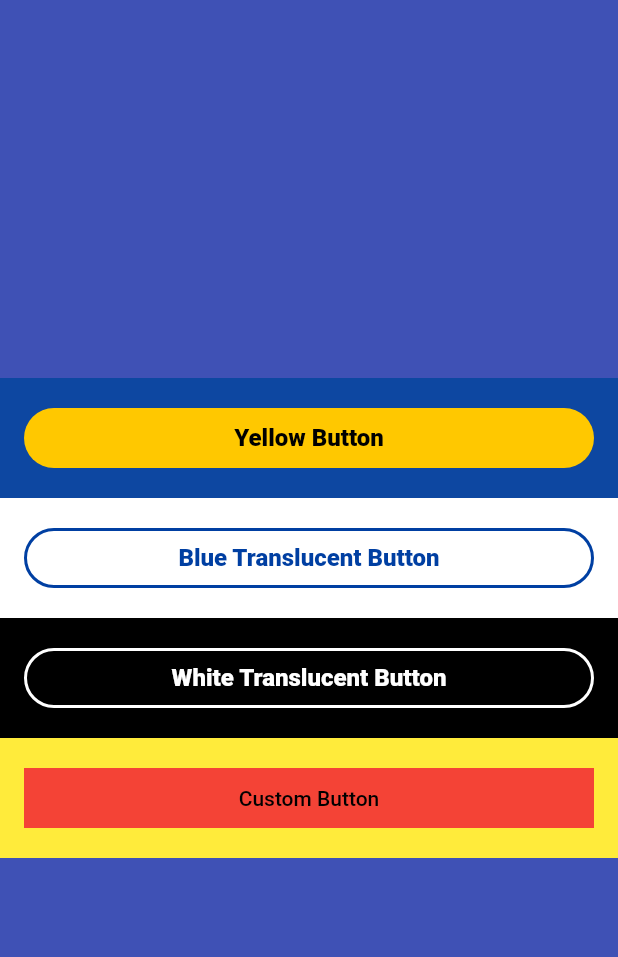
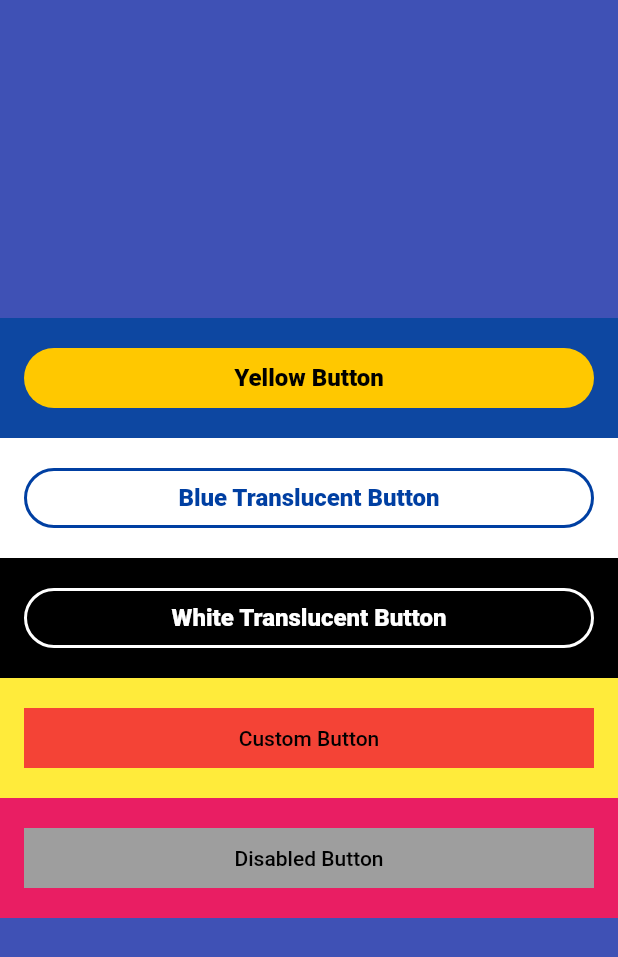
Before and after one commit to lcsvcn/ripple_button, a Flutter app: the screen it shows after launch, on a phone screen of 412 x 824 dp. Shown: the top 957 px of the screen. Run offline on Flutter 3.47's test engine with Material 2 defaults, Android fonts, the phone set to English and light mode, and no system bars; our stand-ins replace another_flushbar.

```diff
--- a/example/lib/main.dart
+++ b/example/lib/main.dart
@@ -97,6 +97,23 @@ class _MyHomePageState extends State<MyHomePage> {
                 onPressed: () => {_showFlushbar("Clicked Custom Button")},
               ),
             ),
+            Container(
+              color: Colors.pink,
+              child: RippleButton(
+                isEnabled: false,
+                text: "Disabled Button",
+                padding: EdgeInsets.all(16),
+                style: RippleButtonStyle(
+                  color: RippleButtonColor(
+                    background: Colors.grey,
+                  ),
+                  text: TextStyle(
+                    color: Colors.white,
+                  ),
+                ),
+                onPressed: () => {_showFlushbar("Disable Button")},
+              ),
+            ),
           ],
         ),
       ),
--- a/lib/buttons/amber.dart
+++ b/lib/buttons/amber.dart
@@ -3,6 +3,10 @@ part of custom_ripple_button;
 class AmberRippleButton extends StatelessWidget {
   /// [onPressed] expects a function that will be executed on button press.
   final Function() onPressed;
+
+   /// [isEnabled] expects a [boolean]
+  /// This will enable or disable button
+  final bool isEnabled;
 
   /// [text] expects a String that will be show inside the button
   final String text;
@@ -13,6 +17,7 @@ class AmberRippleButton extends StatelessWidget {
 
   AmberRippleButton({
     required this.onPressed,
+    required this.isEnabled,
     required this.text,
     required this.style,
   });
@@ -20,6 +25,7 @@ class AmberRippleButton extends StatelessWidget {
   @override
   Widget build(BuildContext context) {
     return CustomRippleButton(
+      isEnabled: isEnabled,
       style: RippleButtonStyle(
         width: style.width,
         height: style.height,
--- a/lib/buttons/blue_translucent.dart
+++ b/lib/buttons/blue_translucent.dart
@@ -7,12 +7,17 @@ class BlueTranslucentRippleButton extends StatelessWidget {
   /// [text] expects a String that will be show inside the button
   final String text;
 
+   /// [isEnabled] expects a [boolean]
+  /// This will enable or disable button
+  final bool isEnabled;
+
   /// [RippleButtonStyle] expects the styles of the button.
   /// Note: Not all styles can be since is a preset button
   final RippleButtonStyle style;
 
   BlueTranslucentRippleButton({
     required this.onPressed,
+    required this.isEnabled,
     required this.text,
     required this.style,
   });
@@ -20,6 +25,7 @@ class BlueTranslucentRippleButton extends StatelessWidget {
   @override
   Widget build(BuildContext context) {
     return CustomRippleButton(
+      isEnabled: isEnabled,
       style: RippleButtonStyle(
         width: style.width,
         height: style.height,
--- a/lib/buttons/custom.dart
+++ b/lib/buttons/custom.dart
@@ -16,11 +16,16 @@ class CustomRippleButton extends StatelessWidget {
   /// [onPressed] expects a function that will be executed on button press.
   final Function() onPressed;
 
+   /// [isEnabled] expects a [boolean]
+  /// This will enable or disable button
+  final bool isEnabled;
+
   /// [child] expects a widget to be inside the button
   final Text child;
 
   CustomRippleButton({
     required this.style,
+    required this.isEnabled,
     required this.onPressed,
     required this.child,
   });
@@ -30,7 +35,7 @@ class CustomRippleButton extends StatelessWidget {
     final double maxWidth = MediaQuery.of(context).size.width;
 
     return ElevatedButton(
-      onPressed: onPressed,
+      onPressed: isEnabled ? onPressed : null,
       child: child,
       style: ButtonStyle(
         minimumSize: MaterialStateProperty.all<Size>(Size(
--- a/lib/buttons/white_translucent.dart
+++ b/lib/buttons/white_translucent.dart
@@ -7,12 +7,17 @@ class WhiteTranslucentRippleButton extends StatelessWidget {
   /// [text] expects a String that will be show inside the button
   final String text;
 
+   /// [isEnabled] expects a [boolean]
+  /// This will enable or disable button
+  final bool isEnabled;
+
   /// [RippleButtonStyle] expects the styles of the button.
   /// Note: Not all styles can be since is a preset button
   final RippleButtonStyle style;
 
   WhiteTranslucentRippleButton({
     required this.onPressed,
+    required this.isEnabled,
     required this.text,
     required this.style,
   });
@@ -20,6 +25,7 @@ class WhiteTranslucentRippleButton extends StatelessWidget {
   @override
   Widget build(BuildContext context) {
     return CustomRippleButton(
+      isEnabled: isEnabled,
       style: RippleButtonStyle(
         width: style.width,
         height: style.height,
--- a/lib/buttons/yellow.dart
+++ b/lib/buttons/yellow.dart
@@ -7,12 +7,17 @@ class YellowRippleButton extends StatelessWidget {
   /// [text] expects a String that will be show inside the button
   final String text;
 
+   /// [isEnabled] expects a [boolean]
+  /// This will enable or disable button
+  final bool isEnabled;
+
   /// [RippleButtonStyle] expects the styles of the button.
   /// Note: Not all styles can be since is a preset button
   final RippleButtonStyle style;
 
   YellowRippleButton({
     required this.onPressed,
+    required this.isEnabled,
     required this.text,
     required this.style,
   });
@@ -20,6 +25,7 @@ class YellowRippleButton extends StatelessWidget {
   @override
   Widget build(BuildContext context) {
     return CustomRippleButton(
+      isEnabled: isEnabled,
       style: RippleButtonStyle(
         width: style.width,
         height: style.height,
--- a/lib/ripple_button.dart
+++ b/lib/ripple_button.dart
@@ -10,6 +10,10 @@ class RippleButton extends StatelessWidget {
   /// [text] expects a [String]
   /// This will change the text inside the button
   final String text;
+
+   /// [isEnabled] expects a [boolean]
+  /// This will enable or disable button
+  final bool isEnabled;
 
   /// [onPressed] expects a function that will be executed on button press.
   final Function() onPressed;
@@ -36,6 +40,7 @@ class RippleButton extends StatelessWidget {
   RippleButton({
     required this.text,
     required this.onPressed,
+    this.isEnabled = true,
     this.padding = EdgeInsets.zero,
     this.type = RippleButtonType.NONE,
     this.style = const RippleButtonStyle(),
@@ -51,6 +56,7 @@ class RippleButton extends StatelessWidget {
       case RippleButtonType.BLUE_TRANSLUCENT:
         return BlueTranslucentRippleButton(
           onPressed: onPressed,
+          isEnabled: isEnabled,
           text: text,
           style: style,
         );
@@ -58,6 +64,7 @@ class RippleButton extends StatelessWidget {
       case RippleButtonType.WHITE_TRANSLUCENT:
         return WhiteTranslucentRippleButton(
           onPressed: onPressed,
+          isEnabled: isEnabled,
           text: text,
           style: style,
         );
@@ -65,6 +72,7 @@ class RippleButton extends StatelessWidget {
       case RippleButtonType.YELLOW:
         return YellowRippleButton(
           onPressed: onPressed,
+          isEnabled: isEnabled,
           text: text,
           style: style,
         );
@@ -72,6 +80,7 @@ class RippleButton extends StatelessWidget {
       case RippleButtonType.AMBER:
         return AmberRippleButton(
           onPressed: onPressed,
+          isEnabled: isEnabled,
           text: text,
           style: style,
         );
@@ -80,6 +89,7 @@ class RippleButton extends StatelessWidget {
         return CustomRippleButton(
           style: style,
           onPressed: onPressed,
+          isEnabled: isEnabled,
           child: textWidget,
         );
     }
--- a/pubspec.yaml
+++ b/pubspec.yaml
@@ -2,10 +2,10 @@ name: ripple_button
 description: A fully customizable button with material ripple effect. Easy to use having some pre-defined button types.
 repository: https://github.com/lcsvcn/ripple_button.git
 homepage: https://github.com/lcsvcn/ripple_button.git
-version: 2.1.1
+version: 2.2.0
 
 environment:
-  sdk: '>=2.12.0 <3.0.0'
+  sdk: '>=2.13.0 <3.0.0'
 
 dependencies:
   flutter:
```
Also changed, not shown: 1 other file.
